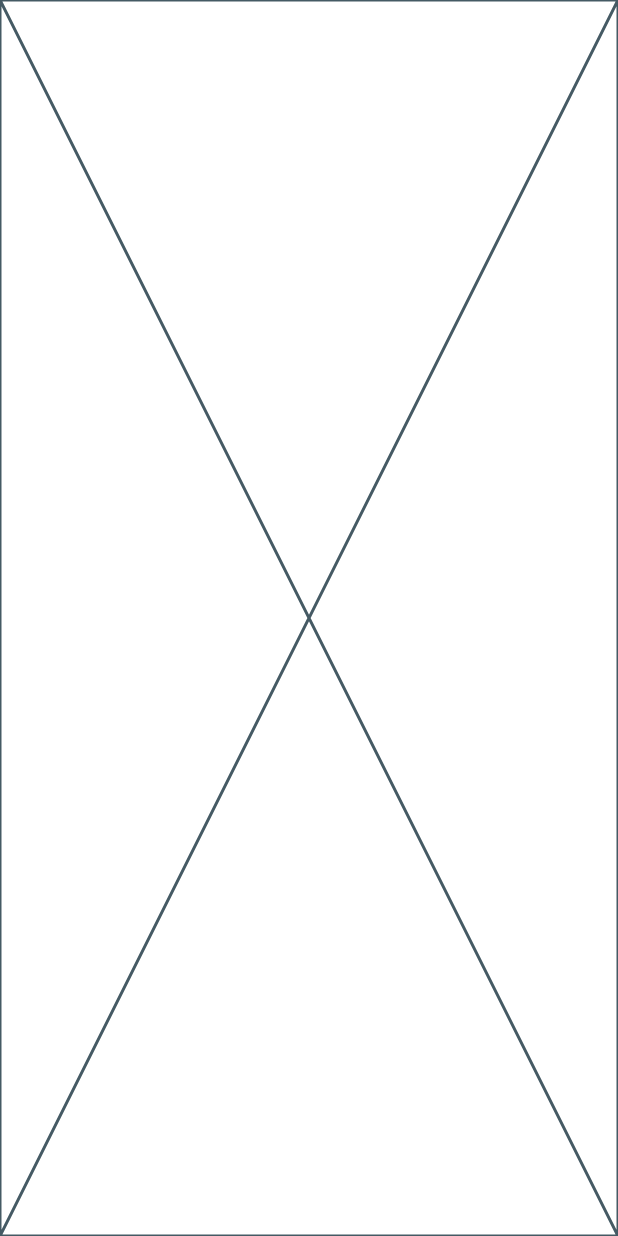
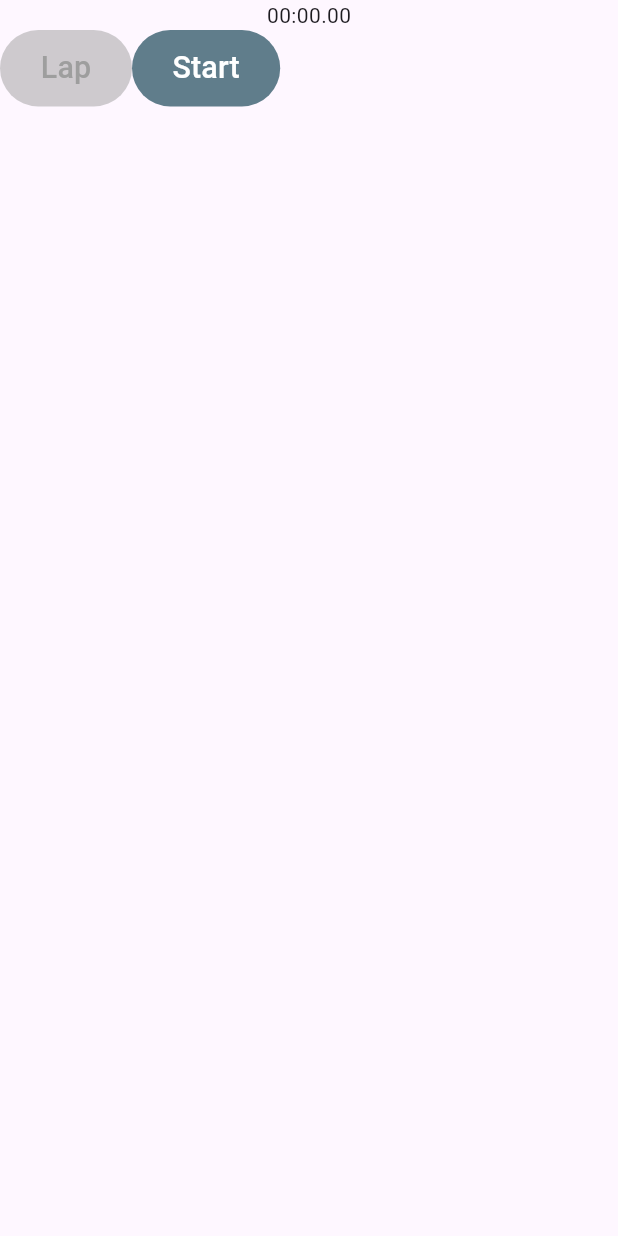
Before and after one commit to jorgesarabia/stopwatch_challenge, a Flutter app: the screen it shows after launch, on a phone screen of 412 x 824 dp. Run offline on Flutter 3.47's test engine with Material 3 defaults, Android fonts, the phone set to English and light mode, and no system bars; our stand-ins replace flutter_screenutil, freezed_annotation, get_it, injectable.

Commit message:
basic controller is working

```diff
--- a/lib/main.dart
+++ b/lib/main.dart
@@ -1,7 +1,12 @@
 import 'package:flutter/material.dart';
+import 'package:flutter_screenutil/flutter_screenutil.dart';
 import 'package:stopwatch_challenge/views/screens/home/home_screen.dart';
 
+import 'utils/injectable/injectable.dart';
+
 void main() {
+  WidgetsFlutterBinding.ensureInitialized();
+  configureInjection();
   runApp(const Stopwatch());
 }
 
@@ -10,6 +15,11 @@ class Stopwatch extends StatelessWidget {
 
   @override
   Widget build(BuildContext context) {
+    return ScreenUtilInit(
+      designSize: const Size(375, 812),
+      minTextAdapt: true,
+      splitScreenMode: true,
+      builder: (context, _) {
         return MaterialApp(
           title: 'Stopwatch',
           theme: ThemeData(
@@ -18,5 +28,7 @@ class Stopwatch extends StatelessWidget {
           ),
           home: const HomeScreen(),
         );
+      },
+    );
   }
 }
--- /dev/null
+++ b/lib/models/stopwatch_model.dart
@@ -0,0 +1,15 @@
+import 'package:freezed_annotation/freezed_annotation.dart';
+import 'package:stopwatch_challenge/models/timer_model.dart';
+
+part 'stopwatch_model.freezed.dart';
+part 'stopwatch_model.g.dart';
+
+@freezed
+class StopwatchModel with _$StopwatchModel {
+  factory StopwatchModel({
+    @Default(TimerModel()) TimerModel mainTimer,
+    @Default([]) List<TimerModel> laps,
+  }) = _StopwatchModel;
+
+  factory StopwatchModel.fromJson(Map<String, dynamic> json) => _$StopwatchModelFromJson(json);
+}
--- /dev/null
+++ b/lib/utils/injectable/injectable.dart
@@ -0,0 +1,9 @@
+import 'package:get_it/get_it.dart';
+import 'package:injectable/injectable.dart';
+
+import 'injectable.config.dart';
+
+final getIt = GetIt.instance;
+
+@injectableInit
+void configureInjection() async => getIt.init();
--- /dev/null
+++ b/lib/views/controllers/stopwatch_controller.dart
@@ -0,0 +1,61 @@
+import 'dart:async';
+
+import 'package:flutter/widgets.dart';
+import 'package:injectable/injectable.dart';
+import 'package:stopwatch_challenge/models/stopwatch_model.dart';
+
+enum StopwatchState { zero, isRunning, isStopped }
+
+@injectable
+class StopwatchController extends ChangeNotifier {
+  StopwatchController(this._stopwatchModel) {
+    _timer = Timer.periodic(const Duration(milliseconds: 1), _onTimerTick);
+    _stopwatch = Stopwatch();
+  }
+
+  late final Timer _timer;
+  late final Stopwatch _stopwatch;
+  final StopwatchModel _stopwatchModel;
+
+  final _timerController = StreamController<int>();
+  Stream<int> get timerStream => _timerController.stream;
+
+  StopwatchState get stopwatchState {
+    if (_stopwatch.isRunning) return StopwatchState.isRunning;
+    if (_stopwatch.elapsedMicroseconds == 0) return StopwatchState.zero;
+    return StopwatchState.isStopped;
+  }
+
+  bool get isZero => stopwatchState == StopwatchState.zero;
+  bool get isRuning => stopwatchState == StopwatchState.isRunning;
+  bool get isStopped => stopwatchState == StopwatchState.isStopped;
+
+  void _onTimerTick(Timer timer) {
+    if (_stopwatch.isRunning) {
+      _timerController.add(_stopwatch.elapsedMilliseconds);
+    }
+  }
+
+  void start() {
+    _stopwatch.start();
+    notifyListeners();
+  }
+
+  void stop() {
+    _stopwatch.stop();
+    notifyListeners();
+  }
+
+  void reset() {
+    _stopwatch.reset();
+    _timerController.add(0);
+    notifyListeners();
+  }
+
+  @override
+  void dispose() {
+    _timer.cancel();
+    _timerController.close();
+    super.dispose();
+  }
+}
--- a/lib/views/screens/home/home_screen.dart
+++ b/lib/views/screens/home/home_screen.dart
@@ -1,10 +1,29 @@
 import 'package:flutter/material.dart';
+import 'package:provider/provider.dart';
+import 'package:stopwatch_challenge/utils/injectable/injectable.dart';
+import 'package:stopwatch_challenge/views/controllers/stopwatch_controller.dart';
+import 'package:stopwatch_challenge/views/widgets/app_button.dart';
+
+part 'widgets/main_timer.dart';
+part 'widgets/buttons.dart';
 
 class HomeScreen extends StatelessWidget {
   const HomeScreen({super.key});
 
   @override
   Widget build(BuildContext context) {
-    return const Placeholder();
+    return ChangeNotifierProvider(
+      create: (context) => getIt.get<StopwatchController>(),
+      child: const SafeArea(
+        child: Scaffold(
+          body: Column(
+            children: [
+              _MainTimer(),
+              _Buttons(),
+            ],
+          ),
+        ),
+      ),
+    );
   }
 }
--- /dev/null
+++ b/lib/views/screens/home/widgets/buttons.dart
@@ -0,0 +1,38 @@
+part of '../home_screen.dart';
+
+class _Buttons extends StatelessWidget {
+  const _Buttons();
+
+  @override
+  Widget build(BuildContext context) {
+    return Consumer<StopwatchController>(
+      builder: (context, stopwatchController, child) {
+        return Row(
+          children: [
+            if (!stopwatchController.isStopped)
+              AppButton.lap(
+                isEnabled: stopwatchController.isRuning,
+                onTap: () {},
+              ),
+            if (stopwatchController.isZero)
+              AppButton.start(onTap: () {
+                stopwatchController.start();
+              }),
+            if (stopwatchController.isRuning)
+              AppButton.stop(onTap: () {
+                stopwatchController.stop();
+              }),
+            if (stopwatchController.isStopped) ...[
+              AppButton.reset(onTap: () {
+                stopwatchController.reset();
+              }),
+              AppButton.resume(onTap: () {
+                stopwatchController.start();
+              }),
+            ],
+          ],
+        );
+      },
+    );
+  }
+}
--- /dev/null
+++ b/lib/views/screens/home/widgets/main_timer.dart
@@ -0,0 +1,25 @@
+part of '../home_screen.dart';
+
+class _MainTimer extends StatelessWidget {
+  const _MainTimer();
+
+  @override
+  Widget build(BuildContext context) {
+    return StreamProvider<int>(
+      create: (context) => context.read<StopwatchController>().timerStream,
+      initialData: 0,
+      child: Consumer<int>(
+        builder: (context, milliseconds, child) {
+          int seconds = milliseconds ~/ 1000;
+          int minutes = seconds ~/ 60;
+          seconds %= 60;
+
+          String formattedTime =
+              '${minutes.toString().padLeft(2, '0')}:${seconds.toString().padLeft(2, '0')}.${(milliseconds ~/ 10).toString().padLeft(2, '0')}';
+
+          return Text(formattedTime);
+        },
+      ),
+    );
+  }
+}
--- /dev/null
+++ b/lib/views/widgets/app_button.dart
@@ -0,0 +1,84 @@
+import 'package:flutter/material.dart';
+import 'package:flutter_screenutil/flutter_screenutil.dart';
+
+class AppButton extends StatelessWidget {
+  const AppButton._({
+    required this.label,
+    required this.backgroundColor,
+    required this.textColor,
+    this.onTap,
+  });
+
+  factory AppButton.start({required VoidCallback onTap}) {
+    return AppButton._(
+      label: 'Start',
+      onTap: onTap,
+      textColor: Colors.white,
+      backgroundColor: Colors.blueGrey,
+    );
+  }
+
+  factory AppButton.lap({required bool isEnabled, required VoidCallback onTap}) {
+    return AppButton._(
+      label: 'Lap',
+      onTap: isEnabled ? onTap : null,
+      textColor: isEnabled ? Colors.black : Colors.grey,
+      backgroundColor: Colors.grey.withOpacity(isEnabled ? 1 : 0.5),
+    );
+  }
+
+  factory AppButton.stop({required VoidCallback onTap}) {
+    return AppButton._(
+      label: 'Stop',
+      onTap: onTap,
+      textColor: Colors.white,
+      backgroundColor: Colors.red,
+    );
+  }
+
+  factory AppButton.resume({required VoidCallback onTap}) {
+    return AppButton._(
+      label: 'Resume',
+      onTap: onTap,
+      textColor: Colors.white,
+      backgroundColor: Colors.blueGrey,
+    );
+  }
+
+  factory AppButton.reset({required VoidCallback onTap}) {
+    return AppButton._(
+      label: 'Reset',
+      onTap: onTap,
+      textColor: Colors.black,
+      backgroundColor: Colors.grey,
+    );
+  }
+
+  final VoidCallback? onTap;
+  final String label;
+  final Color backgroundColor;
+  final Color textColor;
+
+  @override
+  Widget build(BuildContext context) {
+    return DecoratedBox(
+      decoration: BoxDecoration(
+        color: backgroundColor,
+        borderRadius: BorderRadius.circular(100.w),
+      ),
+      child: MaterialButton(
+        onPressed: onTap,
+        child: Padding(
+          padding: EdgeInsets.all(10.w),
+          child: Text(
+            label,
+            style: TextStyle(
+              fontSize: 20.sp,
+              color: textColor,
+            ),
+          ),
+        ),
+      ),
+    );
+  }
+}
```
Also changed, not shown: lib/models/timer_model.dart (added, +14 -0 lines), lib/utils/injectable/modules.dart (added, +7 -0 lines), pubspec.yaml (+16 -4 lines), lib/models/stopwatch_model.freezed.dart (added), lib/models/stopwatch_model.g.dart (added), lib/models/timer_model.freezed.dart (added), lib/models/timer_model.g.dart (added), lib/utils/injectable/injectable.config.dart (added), pubspec.lock, 1 other file. Lines whose indentation alone changed are shown as unchanged.
